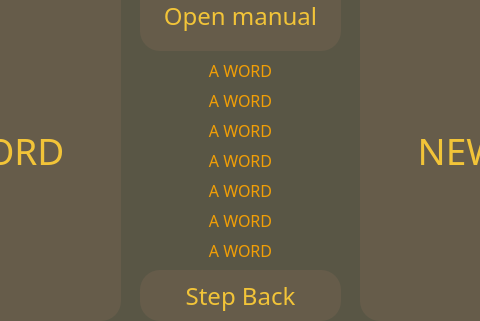
Qt form EngFilUi.ui (Tim-977/EngFilter-V2.6) before a commit; both pictures show x 210 to 690 and y 130 to 451 of the 936 by 807 pixel window.
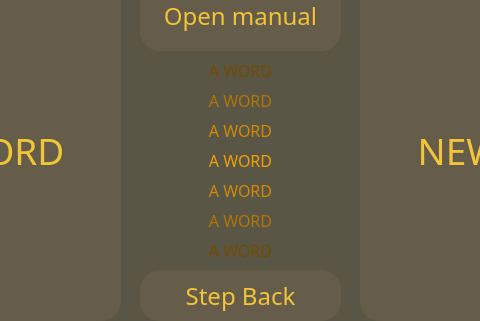
The same form after that commit.

What changed in the file:
```diff
--- a/EngFilUi.ui
+++ b/EngFilUi.ui
@@ -362,7 +362,7 @@
     </property>
     <property name="styleSheet">
      <string notr="true">QLabel{
-	color: #F29F05;
+	color: #B37504;
 }</string>
     </property>
     <property name="text">
@@ -389,7 +389,7 @@
     </property>
     <property name="styleSheet">
      <string notr="true">QLabel{
-	color: #F29F05;
+	color: #D18904;
 }</string>
     </property>
     <property name="text">
@@ -416,7 +416,7 @@
     </property>
     <property name="styleSheet">
      <string notr="true">QLabel{
-	color: #F29F05;
+	color: #B37504;
 }</string>
     </property>
     <property name="text">
@@ -443,7 +443,7 @@
     </property>
     <property name="styleSheet">
      <string notr="true">QLabel{
-	color: #F29F05;
+	color: #D18904;
 }</string>
     </property>
     <property name="text">
@@ -470,7 +470,7 @@
     </property>
     <property name="styleSheet">
      <string notr="true">QLabel{
-	color: #F29F05;
+	color: #734B02;
 }</string>
     </property>
     <property name="text">
@@ -497,7 +497,7 @@
     </property>
     <property name="styleSheet">
      <string notr="true">QLabel{
-	color: #F29F05;
+	color: #734B02;
 }</string>
     </property>
     <property name="text">
```
